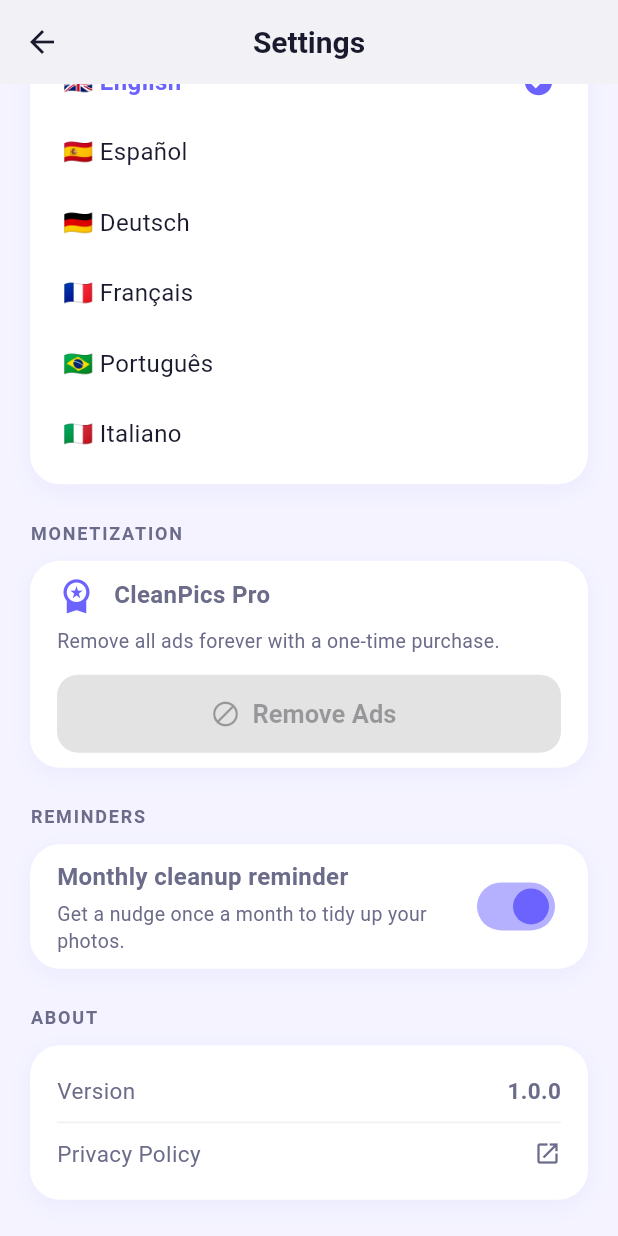
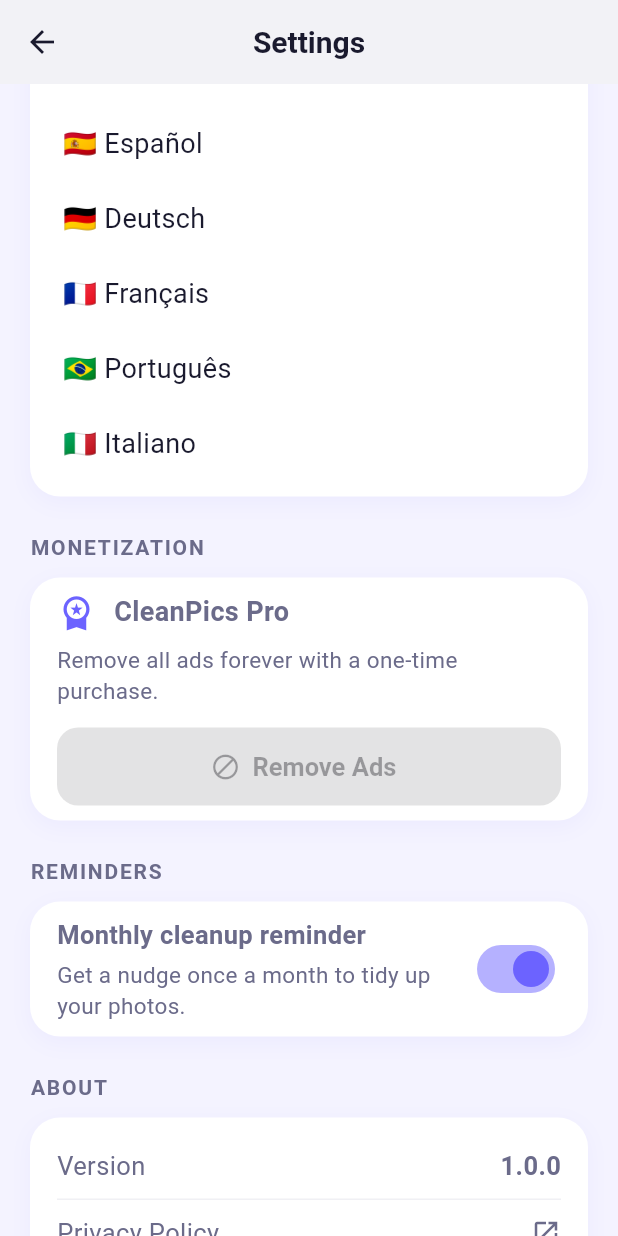
Before and after one commit to Adudzinski/CleanFotos, a Flutter app: the SettingsScreen screen opened directly, scrolled down 450 dp, on a phone screen of 412 x 824 dp. Run offline on Flutter 3.47's test engine with Material 3 defaults, Android fonts, the phone set to English and light mode, and no system bars; our stand-ins replace confetti, flutter_local_notifications, flutter_timezone, google_mobile_ads, in_app_purchase, shared_preferences and 1 more; missing offline and left inert: photo_manager, photo_manager_image_provider; accounts and stored records are empty; statements that could not run were skipped.

Commit message:
Optimize photo analysis, lazy loading, UMP consent, bigger fonts, splash fix
Analysis: group purely by capture time (30s window); removed GPS + perceptual-hash refinement that was too heavy for large libraries. Load photos lazily on mode entry (prepare/ensureGroups) with caching instead of scanning everything at app start.

Monetization: implement Google UMP consent flow (gather consent, gate ads on canRequestAds, in-app 'Ad privacy options' for revocation); only initialize ads for non-Pro users. Banner now triggers init to avoid a startup race. No 'show ads' toggle — ads always show unless Pro.

UI: increase font sizes app-wide for readability and allow OS font scaling up to 1.4x. Fix Android 12+ splash so the logo isn't shown inside a contrasting box (values-v31/-night-v31 + branded launch_background).

Docs: update PROJECT_OVERVIEW and RELEASE_GUIDE to match (time-only grouping, lazy load, consent, Android-first).
Co-authored-by: Cursor <cursoragent@cursor.com>

```diff
--- a/lib/l10n/strings.dart
+++ b/lib/l10n/strings.dart
@@ -115,6 +115,7 @@ class AppStrings {
       'App Store Optimization + positive ratings drive organic installs.';
   String get about => 'About';
   String get privacyPolicy => 'Privacy Policy';
+  String get privacyOptions => 'Ad privacy options';
   String get appVersion => 'Version';
   String get buildWith => 'Built with';
   String get developerTip => 'Tip for launch';
@@ -196,6 +197,7 @@ class _SpanishStrings extends AppStrings {
   @override String get tip4 => 'ASO + valoraciones positivas = más descargas.';
   @override String get about => 'Acerca de';
   @override String get privacyPolicy => 'Política de privacidad';
+  @override String get privacyOptions => 'Opciones de privacidad de anuncios';
   @override String get appVersion => 'Versión';
   @override String get buildWith => 'Creado con';
   @override String get developerTip => 'Consejo';
@@ -271,6 +273,7 @@ class _GermanStrings extends AppStrings {
   @override String get tip4 => 'ASO + gute Bewertungen = mehr Downloads.';
   @override String get about => 'Über';
   @override String get privacyPolicy => 'Datenschutz';
+  @override String get privacyOptions => 'Datenschutzoptionen für Werbung';
   @override String get appVersion => 'Version';
   @override String get buildWith => 'Erstellt mit';
   @override String get developerTip => 'Tipp';
@@ -346,6 +349,7 @@ class _FrenchStrings extends AppStrings {
   @override String get tip4 => 'ASO + avis positifs = plus de téléchargements.';
   @override String get about => 'À propos';
   @override String get privacyPolicy => 'Politique de confidentialité';
+  @override String get privacyOptions => 'Options de confidentialité des annonces';
   @override String get appVersion => 'Version';
   @override String get buildWith => 'Créé avec';
   @override String get developerTip => 'Conseil';
@@ -421,6 +425,7 @@ class _PortugueseStrings extends AppStrings {
   @override String get tip4 => 'ASO + avaliações positivas = mais downloads.';
   @override String get about => 'Sobre';
   @override String get privacyPolicy => 'Política de privacidade';
+  @override String get privacyOptions => 'Opções de privacidade de anúncios';
   @override String get appVersion => 'Versão';
   @override String get buildWith => 'Criado com';
   @override String get developerTip => 'Dica';
@@ -496,6 +501,7 @@ class _ItalianStrings extends AppStrings {
   @override String get tip4 => 'ASO + recensioni positive = più download.';
   @override String get about => 'Informazioni';
   @override String get privacyPolicy => 'Informativa sulla privacy';
+  @override String get privacyOptions => 'Opzioni privacy degli annunci';
   @override String get appVersion => 'Versione';
   @override String get buildWith => 'Creato con';
   @override String get developerTip => 'Consiglio';
--- a/lib/screens/settings_screen.dart
+++ b/lib/screens/settings_screen.dart
@@ -2,6 +2,7 @@ import 'package:flutter/material.dart';
 import 'package:provider/provider.dart';
 import 'package:url_launcher/url_launcher.dart';
 import '../providers/app_provider.dart';
+import '../services/ad_service.dart';
 import '../services/purchase_service.dart';
 import '../theme/app_theme.dart';
 import '../l10n/strings.dart';
@@ -48,7 +49,7 @@ class SettingsScreen extends StatelessWidget {
 
           // ── About ─────────────────────────────────────────────────────────
           _sectionHeader(s.about),
-          _aboutCard(context, s),
+          _aboutCard(context, provider, s),
         ],
       ),
     );
@@ -60,7 +61,7 @@ class SettingsScreen extends StatelessWidget {
       child: Text(
         text.toUpperCase(),
         style: const TextStyle(
-          fontSize: 12,
+          fontSize: 14,
           fontWeight: FontWeight.w700,
           letterSpacing: 1.2,
           color: AppTheme.textSecondary,
@@ -152,7 +153,7 @@ class SettingsScreen extends StatelessWidget {
                 children: [
                   Text(lang['name']!,
                       style: TextStyle(
-                        fontSize: 16,
+                        fontSize: 18,
                         fontWeight: selected
                             ? FontWeight.w700
                             : FontWeight.w400,
@@ -186,7 +187,7 @@ class SettingsScreen extends StatelessWidget {
             Expanded(
               child: Text(s.proUnlocked,
                   style: const TextStyle(
-                      fontSize: 15,
+                      fontSize: 17,
                       fontWeight: FontWeight.w700,
                       color: AppTheme.textPrimary)),
             ),
@@ -207,13 +208,13 @@ class SettingsScreen extends StatelessWidget {
               const SizedBox(width: 12),
               Text(s.proTitle,
                   style: const TextStyle(
-                      fontSize: 16, fontWeight: FontWeight.w700)),
+                      fontSize: 18, fontWeight: FontWeight.w700)),
             ],
           ),
           const SizedBox(height: 8),
           Text(s.proDesc,
               style: const TextStyle(
-                  fontSize: 13,
+                  fontSize: 15,
                   color: AppTheme.textSecondary,
                   height: 1.4)),
           const SizedBox(height: 14),
@@ -257,11 +258,11 @@ class SettingsScreen extends StatelessWidget {
               children: [
                 Text(s.monthlyReminder,
                     style: const TextStyle(
-                        fontSize: 16, fontWeight: FontWeight.w600)),
+                        fontSize: 17, fontWeight: FontWeight.w600)),
                 const SizedBox(height: 4),
                 Text(s.monthlyReminderDesc,
                     style: const TextStyle(
-                        fontSize: 13,
+                        fontSize: 15,
                         color: AppTheme.textSecondary,
                         height: 1.4)),
               ],
@@ -278,7 +279,13 @@ class SettingsScreen extends StatelessWidget {
     );
   }
 
-  Widget _aboutCard(BuildContext context, AppStrings s) {
+  Widget _aboutCard(
+      BuildContext context, AppProvider provider, AppStrings s) {
+    // The "Ad privacy options" entry is only meaningful for non-Pro users in
+    // regions (EEA/UK) where Google's consent platform requires it.
+    final showPrivacyOptions =
+        !provider.isPro && AdService.instance.isPrivacyOptionsRequired;
+
     return _card(
       child: Column(
         children: [
@@ -292,14 +299,33 @@ class SettingsScreen extends StatelessWidget {
                 children: [
                   Text(s.privacyPolicy,
                       style: const TextStyle(
-                          fontSize: 15, color: AppTheme.textSecondary)),
+                          fontSize: 17, color: AppTheme.textSecondary)),
                   const Spacer(),
                   const Icon(Icons.open_in_new,
-                      size: 18, color: AppTheme.textSecondary),
+                      size: 20, color: AppTheme.textSecondary),
                 ],
               ),
             ),
           ),
+          if (showPrivacyOptions) ...[
+            _divider(),
+            InkWell(
+              onTap: () => AdService.instance.showPrivacyOptionsForm(),
+              child: Padding(
+                padding: const EdgeInsets.symmetric(vertical: 10),
+                child: Row(
+                  children: [
+                    Text(s.privacyOptions,
+                        style: const TextStyle(
+                            fontSize: 17, color: AppTheme.textSecondary)),
+                    const Spacer(),
+                    const Icon(Icons.tune,
+                        size: 20, color: AppTheme.textSecondary),
+                  ],
+                ),
+              ),
+            ),
+          ],
         ],
       ),
     );
@@ -321,15 +347,17 @@ class SettingsScreen extends StatelessWidget {
       padding: const EdgeInsets.symmetric(vertical: 10),
       child: Row(
         children: [
-          Icon(icon, size: 20, color: color),
+          Icon(icon, size: 22, color: color),
           const SizedBox(width: 14),
-          Text(label,
-              style: const TextStyle(
-                  fontSize: 15, color: AppTheme.textSecondary)),
-          const Spacer(),
+          Expanded(
+            child: Text(label,
+                style: const TextStyle(
+                    fontSize: 17, color: AppTheme.textSecondary)),
+          ),
+          const SizedBox(width: 8),
           Text(value,
               style: TextStyle(
-                  fontSize: 16,
+                  fontSize: 18,
                   fontWeight: FontWeight.w700,
                   color: color)),
         ],
@@ -344,11 +372,11 @@ class SettingsScreen extends StatelessWidget {
         children: [
           Text(label,
               style: const TextStyle(
-                  fontSize: 15, color: AppTheme.textSecondary)),
+                  fontSize: 17, color: AppTheme.textSecondary)),
           const Spacer(),
           Text(value,
               style: const TextStyle(
-                  fontSize: 15, fontWeight: FontWeight.w600)),
+                  fontSize: 17, fontWeight: FontWeight.w600)),
         ],
       ),
     );
--- a/lib/theme/app_theme.dart
+++ b/lib/theme/app_theme.dart
@@ -64,7 +64,7 @@ class AppTheme {
           color: textPrimary,
         ),
         bodyMedium: TextStyle(
-          fontSize: 14,
+          fontSize: 15,
           fontWeight: FontWeight.w400,
           color: textSecondary,
         ),
```
Also changed, not shown: lib/main.dart (+6 -7 lines), lib/providers/app_provider.dart (+57 -19 lines), lib/screens/home_screen.dart (+68 -30 lines), lib/services/ad_service.dart (+84 -6 lines), lib/services/photo_service.dart (+41 -118 lines), lib/widgets/banner_ad_widget.dart (+10 -0 lines), assets/icon/cleanpics_logo.png (deleted), 6 other files.
